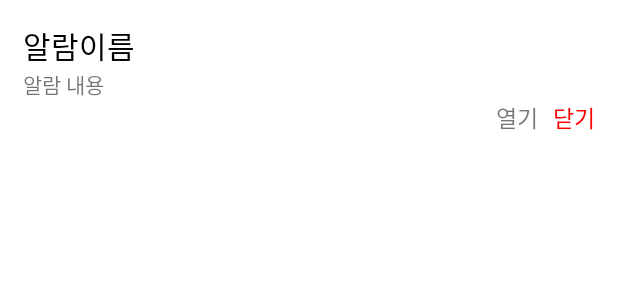
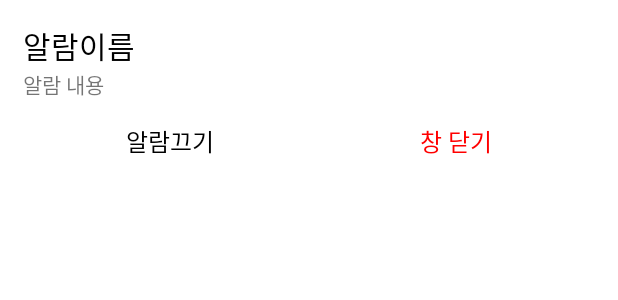
Before and after one commit to DeveloperSungHyun/Perfect_Time, an Android app: the layout popup_view.xml on its own in the app's theme, with its tools: preview values and no code run, on a phone screen of 412 x 824 dp. Shown: the top 300 px of the screen. Run offline under Robolectric (Android 15) with nearby library versions, the phone set to English and light mode, and no system bars.

Commit message:
popup ServiceOff add

```diff
--- a/app/src/main/AndroidManifest.xml
+++ b/app/src/main/AndroidManifest.xml
@@ -54,7 +54,7 @@
             android:name=".Activity.PopupView"
             android:launchMode="singleInstance"
             android:screenOrientation="fullSensor"
-            android:theme="@android:style/Theme.DeviceDefault.Light.Dialog.Alert" />
+            android:theme="@android:style/Theme.DeviceDefault.Light.Dialog.Alert" /><!--Theme.DeviceDefault.Light.Dialog.Alert-->
 
         <receiver android:name=".Service.AlarmService" />
         <receiver android:name=".Service.NotificationActionButton_1" />
--- a/app/src/main/res/layout/popup_view.xml
+++ b/app/src/main/res/layout/popup_view.xml
@@ -14,15 +14,15 @@
         android:background="#FFFFFFFF">
 
         <TextView
-            android:id="@+id/TextView_Name"
-            android:layout_width="wrap_content"
+            android:id="@+id/TextView_Name_popup"
+            android:layout_width="match_parent"
             android:layout_height="wrap_content"
             android:text="알람이름"
             android:textSize="20dp"
             android:textColor="#FF000000" />
 
         <TextView
-            android:id="@+id/TextView_Memo"
+            android:id="@+id/TextView_Memo_popup"
             android:layout_width="wrap_content"
             android:layout_height="wrap_content"
             android:text="알람 내용"/>
@@ -33,24 +33,28 @@
         android:layout_width="match_parent"
         android:layout_height="wrap_content"
         android:orientation="horizontal"
-        android:gravity="right" >
+        android:layout_marginTop="15dp">
 
         <TextView
             android:id="@+id/check_ok"
             android:layout_width="wrap_content"
             android:layout_height="wrap_content"
-            android:text="열기"
-            android:textSize="15dp"
+            android:layout_weight="1"
+            android:gravity="center"
+            android:text="알람끄기"
+            android:textSize="16dp"
+            android:textColor="#FF000000"
             />
 
         <TextView
             android:id="@+id/delete"
             android:layout_width="wrap_content"
             android:layout_height="wrap_content"
-            android:text="닫기"
-            android:textSize="15dp"
-            android:textColor="#FFFF0000"
-            android:layout_marginLeft="10dp"/>
+            android:layout_weight="1"
+            android:gravity="center"
+            android:text="창 닫기"
+            android:textSize="16dp"
+            android:textColor="#FFFF0000" />
 
     </LinearLayout>
 
```
Also changed, not shown: app/src/main/java/com/example/perfect_time/Activity/PopupView.java (+38 -11 lines), app/src/main/java/com/example/perfect_time/Service/ForeGround_Service.java (+24 -5 lines).
